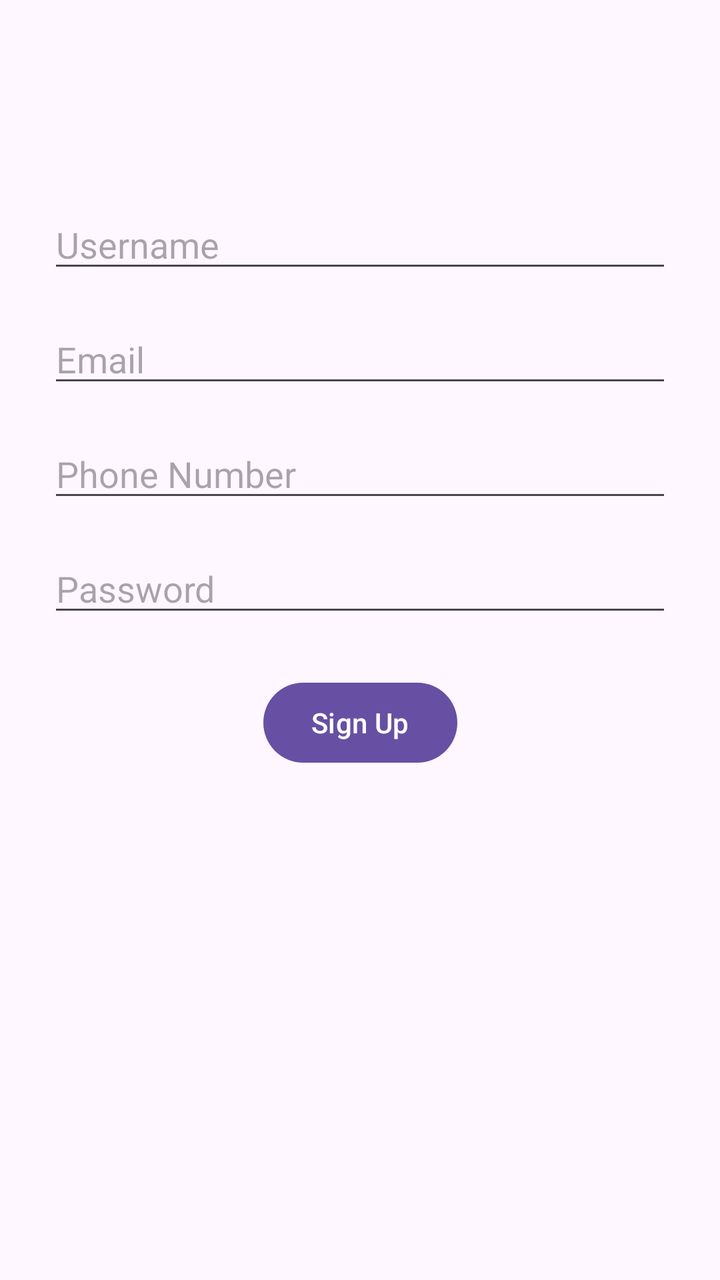
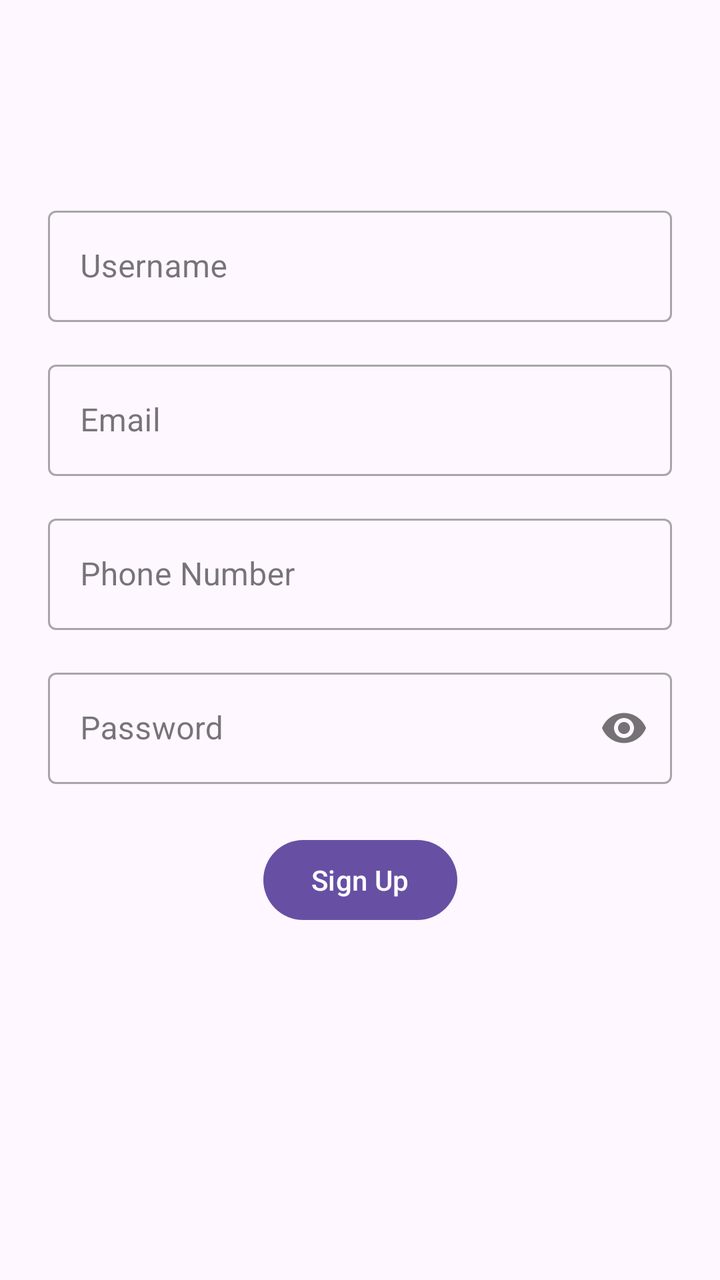

Screens rendered from an Android XML layout before and after an edit, with the pre-edit source and the edit as a unified diff.
<!-- AndroidManifest.xml: application theme Theme.Apni_svari -->
<!-- res/layout/fragment_signin.xml -->
<?xml version="1.0" encoding="utf-8"?>
<androidx.constraintlayout.widget.ConstraintLayout
    xmlns:android="http://schemas.android.com/apk/res/android"
    xmlns:app="http://schemas.android.com/apk/res-auto"
    android:layout_width="match_parent"
    android:layout_height="match_parent">

    
    <EditText
        android:id="@+id/signinUsername"
        android:layout_width="0dp"
        android:layout_height="wrap_content"
        android:hint="Username"
        app:layout_constraintTop_toTopOf="parent"
        app:layout_constraintStart_toStartOf="parent"
        app:layout_constraintEnd_toEndOf="parent"
        android:layout_marginStart="24dp"
        android:layout_marginEnd="24dp"
        android:layout_marginTop="100dp" />

    
    <EditText
        android:id="@+id/signinEmail"
        android:layout_width="0dp"
        android:layout_height="wrap_content"
        android:hint="Email"
        android:inputType="textEmailAddress"
        app:layout_constraintTop_toBottomOf="@id/signinUsername"
        app:layout_constraintStart_toStartOf="parent"
        app:layout_constraintEnd_toEndOf="parent"
        android:layout_marginStart="24dp"
        android:layout_marginEnd="24dp"
        android:layout_marginTop="16dp" />

    
    <EditText
        android:id="@+id/signinPhone"
        android:layout_width="0dp"
        android:layout_height="wrap_content"
        android:hint="Phone Number"
        android:inputType="phone"
        app:layout_constraintTop_toBottomOf="@id/signinEmail"
        app:layout_constraintStart_toStartOf="parent"
        app:layout_constraintEnd_toEndOf="parent"
        android:layout_marginStart="24dp"
        android:layout_marginEnd="24dp"
        android:layout_marginTop="16dp" />

    
    <EditText
        android:id="@+id/signinPassword"
        android:layout_width="0dp"
        android:layout_height="wrap_content"
        android:hint="Password"
        android:inputType="textPassword"
        app:layout_constraintTop_toBottomOf="@id/signinPhone"
        app:layout_constraintStart_toStartOf="parent"
        app:layout_constraintEnd_toEndOf="parent"
        android:layout_marginStart="24dp"
        android:layout_marginEnd="24dp"
        android:layout_marginTop="16dp" />

    
    <Button
        android:id="@+id/signinButton"
        android:layout_width="wrap_content"
        android:layout_height="wrap_content"
        android:text="Sign Up"
        app:layout_constraintTop_toBottomOf="@id/signinPassword"
        app:layout_constraintStart_toStartOf="parent"
        app:layout_constraintEnd_toEndOf="parent"
        android:layout_marginTop="24dp" />

</androidx.constraintlayout.widget.ConstraintLayout>
<!-- resources referenced by this layout -->
<resources>
  <style name="Theme.Apni_svari" parent="Base.Theme.Apni_svari" />
  <style name="Base.Theme.Apni_svari" parent="Theme.Material3.DayNight.NoActionBar">
          
          
      </style>
</resources>

<!-- the commit's change to res/layout/fragment_signin.xml (unified diff, before → after) -->
@@ -6,59 +6,92 @@
     android:layout_height="match_parent">
 
     
-    <EditText
-        android:id="@+id/signinUsername"
+    <com.google.android.material.textfield.TextInputLayout
+        android:id="@+id/signinUsernameLayout"
         android:layout_width="0dp"
         android:layout_height="wrap_content"
         android:hint="Username"
+        style="@style/Widget.MaterialComponents.TextInputLayout.OutlinedBox"
         app:layout_constraintTop_toTopOf="parent"
         app:layout_constraintStart_toStartOf="parent"
         app:layout_constraintEnd_toEndOf="parent"
         android:layout_marginStart="24dp"
         android:layout_marginEnd="24dp"
-        android:layout_marginTop="100dp" />
+        android:layout_marginTop="100dp">
+
+        <com.google.android.material.textfield.TextInputEditText
+            android:id="@+id/signinUsername"
+            android:layout_width="match_parent"
+            android:layout_height="wrap_content"
+            android:contentDescription="Username input field" />
+    </com.google.android.material.textfield.TextInputLayout>
 
     
-    <EditText
-        android:id="@+id/signinEmail"
+    <com.google.android.material.textfield.TextInputLayout
+        android:id="@+id/signinEmailLayout"
         android:layout_width="0dp"
         android:layout_height="wrap_content"
         android:hint="Email"
-        android:inputType="textEmailAddress"
-        app:layout_constraintTop_toBottomOf="@id/signinUsername"
+        style="@style/Widget.MaterialComponents.TextInputLayout.OutlinedBox"
+        app:layout_constraintTop_toBottomOf="@id/signinUsernameLayout"
         app:layout_constraintStart_toStartOf="parent"
         app:layout_constraintEnd_toEndOf="parent"
         android:layout_marginStart="24dp"
         android:layout_marginEnd="24dp"
-        android:layout_marginTop="16dp" />
+        android:layout_marginTop="16dp">
+
+        <com.google.android.material.textfield.TextInputEditText
+            android:id="@+id/signinEmail"
+            android:layout_width="match_parent"
+            android:layout_height="wrap_content"
+            android:inputType="textEmailAddress"
+            android:contentDescription="Email input field" />
+    </com.google.android.material.textfield.TextInputLayout>
 
     
-    <EditText
-        android:id="@+id/signinPhone"
+    <com.google.android.material.textfield.TextInputLayout
+        android:id="@+id/signinPhoneLayout"
         android:layout_width="0dp"
         android:layout_height="wrap_content"
         android:hint="Phone Number"
-        android:inputType="phone"
-        app:layout_constraintTop_toBottomOf="@id/signinEmail"
+        style="@style/Widget.MaterialComponents.TextInputLayout.OutlinedBox"
+        app:layout_constraintTop_toBottomOf="@id/signinEmailLayout"
         app:layout_constraintStart_toStartOf="parent"
         app:layout_constraintEnd_toEndOf="parent"
         android:layout_marginStart="24dp"
         android:layout_marginEnd="24dp"
-        android:layout_marginTop="16dp" />
+        android:layout_marginTop="16dp">
+
+        <com.google.android.material.textfield.TextInputEditText
+            android:id="@+id/signinPhone"
+            android:layout_width="match_parent"
+            android:layout_height="wrap_content"
+            android:inputType="phone"
+            android:contentDescription="Phone number input field" />
+    </com.google.android.material.textfield.TextInputLayout>
 
     
-    <EditText
-        android:id="@+id/signinPassword"
+    <com.google.android.material.textfield.TextInputLayout
+        android:id="@+id/signinPasswordLayout"
         android:layout_width="0dp"
         android:layout_height="wrap_content"
         android:hint="Password"
-        android:inputType="textPassword"
-        app:layout_constraintTop_toBottomOf="@id/signinPhone"
+        style="@style/Widget.MaterialComponents.TextInputLayout.OutlinedBox"
+        app:passwordToggleEnabled="true"
+        app:layout_constraintTop_toBottomOf="@id/signinPhoneLayout"
         app:layout_constraintStart_toStartOf="parent"
         app:layout_constraintEnd_toEndOf="parent"
         android:layout_marginStart="24dp"
         android:layout_marginEnd="24dp"
-        android:layout_marginTop="16dp" />
+        android:layout_marginTop="16dp">
+
+        <com.google.android.material.textfield.TextInputEditText
+            android:id="@+id/signinPassword"
+            android:layout_width="match_parent"
+            android:layout_height="wrap_content"
+            android:inputType="textPassword"
+            android:contentDescription="Password input field" />
+    </com.google.android.material.textfield.TextInputLayout>
 
     
     <Button
@@ -66,7 +99,7 @@
         android:layout_width="wrap_content"
         android:layout_height="wrap_content"
         android:text="Sign Up"
-        app:layout_constraintTop_toBottomOf="@id/signinPassword"
+        app:layout_constraintTop_toBottomOf="@id/signinPasswordLayout"
         app:layout_constraintStart_toStartOf="parent"
         app:layout_constraintEnd_toEndOf="parent"
         android:layout_marginTop="24dp" />
